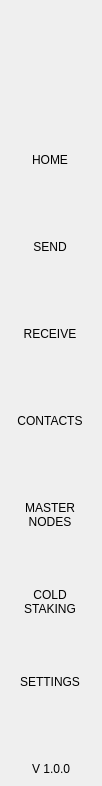
Old version of the form src/qt/surge/forms/navmenuwidget.ui in the repository HunterCanimun/surgeofficial-surge-coin.
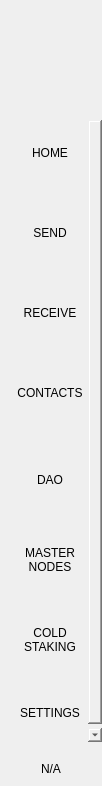
New version of the form.

Diff of the .ui file:
```diff
--- a/src/qt/surge/forms/navmenuwidget.ui
+++ b/src/qt/surge/forms/navmenuwidget.ui
@@ -259,6 +259,31 @@
             </property>
            </widget>
           </item>
+          <item>
+           <widget class="QToolButton" name="btnGovernance">
+            <property name="minimumSize">
+             <size>
+              <width>100</width>
+              <height>80</height>
+             </size>
+            </property>
+            <property name="text">
+             <string>DAO</string>
+            </property>
+            <property name="iconSize">
+             <size>
+              <width>32</width>
+              <height>32</height>
+             </size>
+            </property>
+            <property name="checkable">
+             <bool>true</bool>
+            </property>
+            <property name="autoExclusive">
+             <bool>true</bool>
+            </property>
+           </widget>
+          </item>
           <item>
            <widget class="QToolButton" name="btnMaster">
             <property name="minimumSize">
@@ -366,7 +391,7 @@
          </size>
         </property>
         <property name="text">
-         <string>V 1.0.0</string>
+         <string notr="true">N/A</string>
         </property>
         <property name="alignment">
          <set>Qt::AlignBottom|Qt::AlignHCenter</set>
```
Left out of the diff: 2 changed lines with no effect on the pictures.
